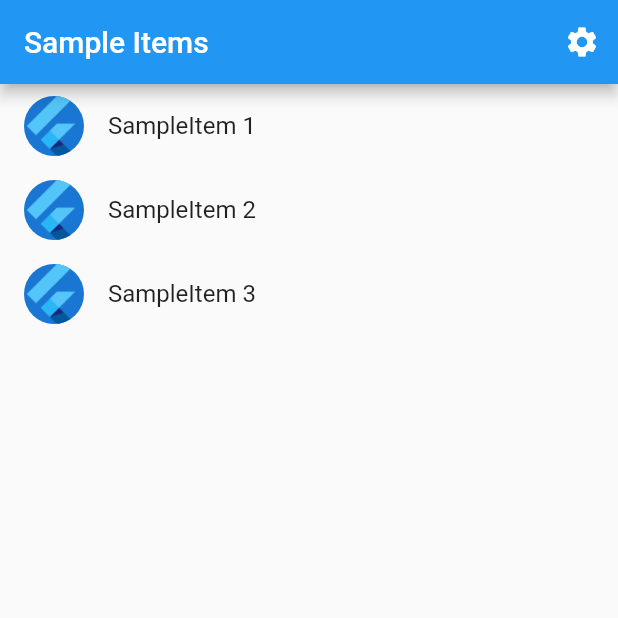
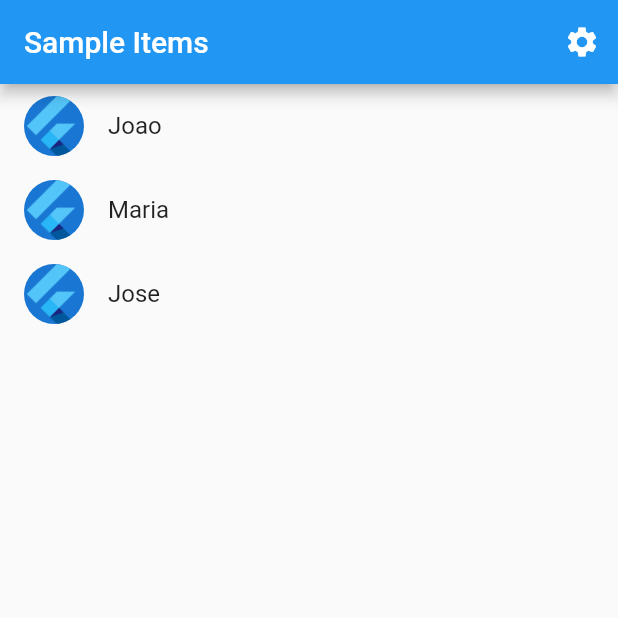
Before and after one commit to habibasseiss/school_planner, a Flutter app: the screen it shows after launch, on a phone screen of 412 x 824 dp, the top half of it. Run offline on Flutter 3.47's test engine with Material 2 defaults, Android fonts, the phone set to English and light mode, and no system bars; generated files the repository leaves out were written again.

Commit message:
feat: add title to SampleItem

```diff
--- a/lib/src/sample_feature/sample_item.dart
+++ b/lib/src/sample_feature/sample_item.dart
@@ -1,6 +1,7 @@
 /// A placeholder class that represents an entity or model.
 class SampleItem {
-  const SampleItem(this.id);
+  const SampleItem(this.id, this.title);
 
   final int id;
+  final String title;
 }
--- a/lib/src/sample_feature/sample_item_details_view.dart
+++ b/lib/src/sample_feature/sample_item_details_view.dart
@@ -1,4 +1,6 @@
+
 import 'package:flutter/material.dart';
+import 'package:school_planner/src/sample_feature/sample_item.dart';
 
 /// Displays detailed information about a SampleItem.
 class SampleItemDetailsView extends StatelessWidget {
@@ -6,11 +8,13 @@ class SampleItemDetailsView extends StatelessWidget {
 
   static const routeName = '/sample_item';
 
+
   @override
   Widget build(BuildContext context) {
+    final item = ModalRoute.of(context)!.settings.arguments as SampleItem;
     return Scaffold(
       appBar: AppBar(
-        title: const Text('Item Details'),
+        title:  Text(item.title),
       ),
       body: const Center(
         child: Text('More Information Here'),
--- a/lib/src/sample_feature/sample_item_list_view.dart
+++ b/lib/src/sample_feature/sample_item_list_view.dart
@@ -8,7 +8,11 @@ import 'sample_item_details_view.dart';
 class SampleItemListView extends StatelessWidget {
   const SampleItemListView({
     Key? key,
-    this.items = const [SampleItem(1), SampleItem(2), SampleItem(3)],
+    this.items = const [
+      SampleItem(1, "Joao"),
+      SampleItem(2, "Maria"),
+      SampleItem(3, "Jose")
+      ],
   }) : super(key: key);
 
   static const routeName = '/';
@@ -49,18 +53,17 @@ class SampleItemListView extends StatelessWidget {
           final item = items[index];
 
           return ListTile(
-            title: Text('SampleItem ${item.id}'),
+            title: Text(item.title),
             leading: const CircleAvatar(
               // Display the Flutter Logo image asset.
               foregroundImage: AssetImage('assets/images/flutter_logo.png'),
             ),
             onTap: () {
-              // Navigate to the details page. If the user leaves and returns to
-              // the app after it has been killed while running in the
-              // background, the navigation stack is restored.
-              Navigator.restorablePushNamed(
+              // Navigate to the details page.
+              Navigator.pushNamed(
                 context,
                 SampleItemDetailsView.routeName,
+              arguments : item
               );
             }
           );
```
Also changed, not shown: pubspec.lock.
